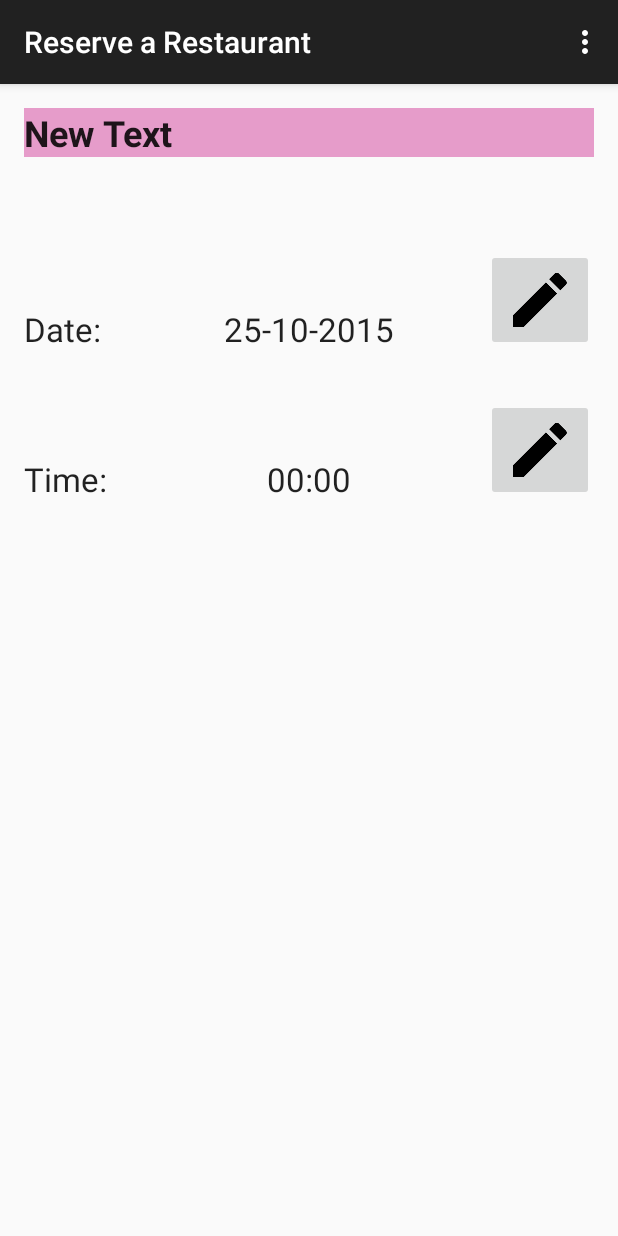
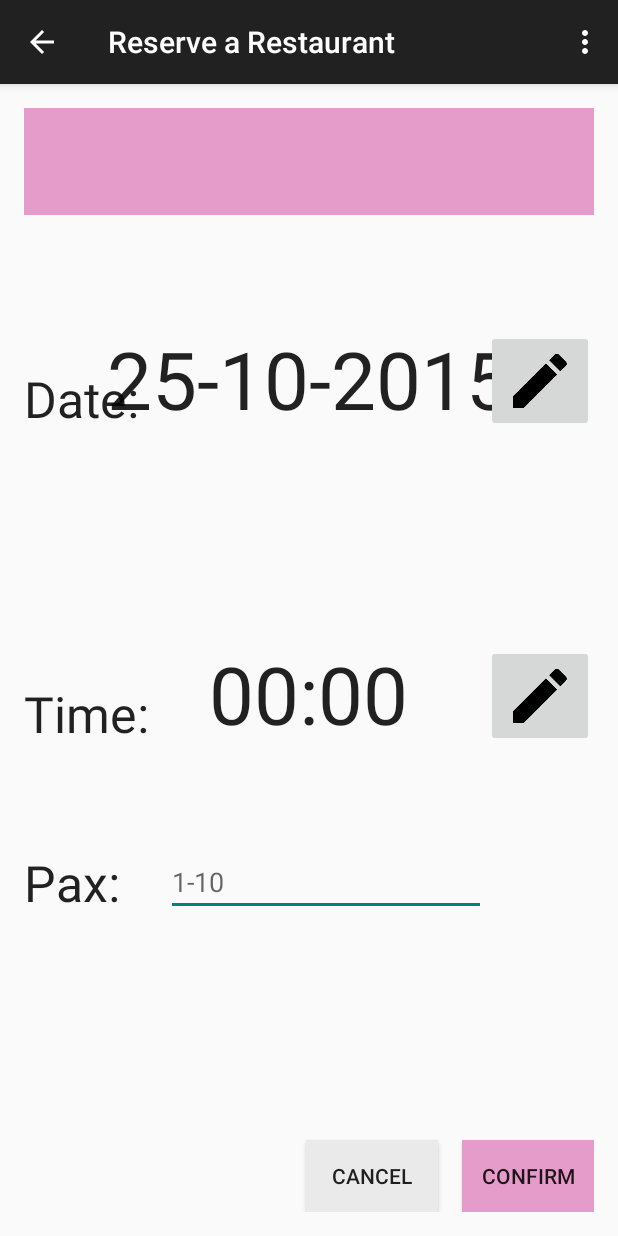
Before and after one commit to saihou/Smoove, an Android app: the ReservationsActivity screen opened directly, with no data from a screen before it, on a phone screen of 412 x 824 dp. Run offline under Robolectric (Android 15) with nearby library versions, the phone set to English and light mode, and no system bars.

Commit message:
Added logic to select date and time when reserving

```diff
--- a/Android/app/src/main/java/hackathon/money2020/smoove/ListViewRow.java
+++ b/Android/app/src/main/java/hackathon/money2020/smoove/ListViewRow.java
@@ -7,15 +7,17 @@ public class ListViewRow {
     public int icon;
     public String title;
     public String desc;
+    public String id;
 
     public ListViewRow() {
         super();
     }
 
-    public ListViewRow(int icon, String title, String desc) {
+    public ListViewRow(int icon, String title, String desc, String id) {
         super();
         this.icon = icon;
         this.title = title;
         this.desc = desc;
+        this.id = id;
     }
 }
--- a/Android/app/src/main/java/hackathon/money2020/smoove/ListViewRowAdapter.java
+++ b/Android/app/src/main/java/hackathon/money2020/smoove/ListViewRowAdapter.java
@@ -38,6 +38,7 @@ public class ListViewRowAdapter extends ArrayAdapter<ListViewRow> {
             holder.imgIcon = (ImageView)row.findViewById(R.id.imgIcon);
             holder.txtTitle = (TextView)row.findViewById(R.id.txtTitle);
             holder.txtDesc = (TextView)row.findViewById(R.id.txtDesc);
+            holder.txtId = (TextView)row.findViewById(R.id.merchantId);
 
             row.setTag(holder);
         }
@@ -50,6 +51,7 @@ public class ListViewRowAdapter extends ArrayAdapter<ListViewRow> {
         holder.txtTitle.setText(lvr.title);
         holder.imgIcon.setImageResource(lvr.icon);
         holder.txtDesc.setText(lvr.desc);
+        holder.txtId.setText(lvr.id);
 
         return row;
     }
@@ -59,5 +61,6 @@ public class ListViewRowAdapter extends ArrayAdapter<ListViewRow> {
         ImageView imgIcon;
         TextView txtTitle;
         TextView txtDesc;
+        TextView txtId;
     }
 }
--- a/Android/app/src/main/java/hackathon/money2020/smoove/ReservationsActivity.java
+++ b/Android/app/src/main/java/hackathon/money2020/smoove/ReservationsActivity.java
@@ -1,22 +1,51 @@
 package hackathon.money2020.smoove;
 
+
+import android.app.DialogFragment;
 import android.support.v7.app.AppCompatActivity;
 import android.os.Bundle;
+import android.util.Log;
 import android.view.Menu;
 import android.view.MenuItem;
+import android.view.View;
+import android.widget.Button;
+import android.widget.TextView;
 
 public class ReservationsActivity extends AppCompatActivity {
 
+    String merchantId;
+    String merchantName;
+
+    TextView restaurantName;
+    TextView date;
+    TextView time;
+    TextView pax;
+
+    Button cancel;
+    Button confirm;
     @Override
     protected void onCreate(Bundle savedInstanceState) {
         super.onCreate(savedInstanceState);
         setContentView(R.layout.activity_reservations);
+
+        merchantId = getIntent().getStringExtra("merchant_id");
+        merchantName = getIntent().getStringExtra("merchant_name");
+
+        restaurantName = (TextView) findViewById(R.id.restaurantName);
+        restaurantName.setText(merchantName);
+
+        date = (TextView) findViewById(R.id.date);
+        time = (TextView) findViewById(R.id.time);
+        pax = (TextView) findViewById(R.id.pax);
+        cancel = (Button) findViewById(R.id.btnCancel);
+        confirm = (Button) findViewById(R.id.btnConfirm);
     }
 
     @Override
     public boolean onCreateOptionsMenu(Menu menu) {
         // Inflate the menu; this adds items to the action bar if it is present.
         getMenuInflater().inflate(R.menu.menu_reservations, menu);
+        getSupportActionBar().setDisplayHomeAsUpEnabled(true);
         return true;
     }
 
@@ -31,7 +60,27 @@ public class ReservationsActivity extends AppCompatActivity {
         if (id == R.id.action_settings) {
             return true;
         }
-
+        if (id == android.R.id.home) {
+            this.finish();
+        }
         return super.onOptionsItemSelected(item);
     }
+
+    public void showTimePickerDialog(View v) {
+        DialogFragment newFragment = new TimePickerFragment();
+        newFragment.show(getFragmentManager(), "timePicker");
+    }
+
+    public void showDatePickerDialog(View v) {
+        DialogFragment newFragment = new DatePickerFragment();
+        newFragment.show(getFragmentManager(), "datePicker");
+    }
+
+    public void cancel(View v) {
+        this.finish();
+    }
+
+    public void confirmReservation(View v) {
+        Log.d("Reserve", "ABC");
+    }
 }
--- a/Android/app/src/main/java/hackathon/money2020/smoove/TimePickerFragment.java
+++ b/Android/app/src/main/java/hackathon/money2020/smoove/TimePickerFragment.java
@@ -5,6 +5,7 @@ import android.app.DialogFragment;
 import android.app.TimePickerDialog;
 import android.os.Bundle;
 import android.text.format.DateFormat;
+import android.widget.TextView;
 import android.widget.TimePicker;
 
 import java.util.Calendar;
@@ -29,5 +30,7 @@ public class TimePickerFragment extends DialogFragment
 
     public void onTimeSet(TimePicker view, int hourOfDay, int minute) {
         // Do something with the time chosen by the user
+        TextView time = (TextView) getActivity().findViewById(R.id.time);
+        time.setText(hourOfDay + ":" + minute);
     }
 }
--- a/Android/app/src/main/res/layout/activity_reservations.xml
+++ b/Android/app/src/main/res/layout/activity_reservations.xml
@@ -18,6 +18,7 @@
             android:id="@+id/restaurantName"
             android:layout_row="0"
             android:layout_column="1"
+            android:textSize="80px"
             android:textStyle="bold"
             android:textAppearance="@style/TextAppearance.AppCompat.Headline"
             android:textAlignment="center"
@@ -33,6 +34,7 @@
                 android:layout_height="wrap_content"
                 android:textAppearance="?android:attr/textAppearanceLarge"
                 android:text="Date:"
+                android:textSize="50px"
                 android:id="@+id/descDate"
                 android:layout_alignParentTop="true"
                 android:layout_alignParentLeft="true"
@@ -44,9 +46,10 @@
                 android:layout_height="wrap_content"
                 android:textAppearance="?android:attr/textAppearanceLarge"
                 android:text="25-10-2015"
+                android:textSize="80px"
                 android:id="@+id/date"
-                android:layout_centerHorizontal="true"
-                android:layout_alignTop="@+id/descDate" />
+                android:layout_alignBottom="@+id/descDate"
+                android:layout_centerHorizontal="true" />
 
             <ImageButton
                 android:layout_width="wrap_content"
@@ -55,36 +58,89 @@
                 android:src="@drawable/ic_mode_edit_black_48dp"
                 android:layout_alignBottom="@+id/date"
                 android:layout_alignParentRight="true"
-                android:layout_alignParentEnd="true" />
+                android:layout_alignParentEnd="true"
+                android:onClick="showDatePickerDialog"/>
 
             <TextView
                 android:layout_width="wrap_content"
                 android:layout_height="wrap_content"
-                android:textAppearance="?android:attr/textAppearanceLarge"
+                android:textAppearance="@android:style/TextAppearance.Large"
                 android:text="Time:"
+                android:textSize="50px"
                 android:id="@+id/descTime"
-                android:layout_alignParentTop="true"
+                android:autoText="false"
+                android:layout_centerVertical="true"
                 android:layout_alignParentLeft="true"
-                android:layout_alignParentStart="true"
-                android:layout_marginTop="200dp" />
+                android:layout_alignParentStart="true" />
 
             <TextView
                 android:layout_width="wrap_content"
                 android:layout_height="wrap_content"
                 android:textAppearance="?android:attr/textAppearanceLarge"
                 android:text="00:00"
+                android:textSize="80px"
                 android:id="@+id/time"
-                android:layout_centerHorizontal="true"
-                android:layout_alignTop="@+id/descTime" />
+                android:layout_alignBottom="@+id/descTime"
+                android:layout_centerHorizontal="true" />
 
             <ImageButton
                 android:layout_width="wrap_content"
                 android:layout_height="wrap_content"
                 android:id="@+id/btnTime"
                 android:src="@drawable/ic_mode_edit_black_48dp"
-                android:layout_alignBottom="@+id/time"
+                android:layout_alignBottom="@+id/descTime"
                 android:layout_alignParentRight="true"
-                android:layout_alignParentEnd="true" />
+                android:layout_alignParentEnd="true"
+                android:onClick="showTimePickerDialog" />
+
+            <TextView
+                android:layout_width="wrap_content"
+                android:layout_height="wrap_content"
+                android:textAppearance="@android:style/TextAppearance.Large"
+                android:text="Pax:"
+                android:textSize="50px"
+                android:id="@+id/descPax"
+                android:autoText="false"
+                android:layout_below="@+id/time"
+                android:layout_alignParentLeft="true"
+                android:layout_alignParentStart="true"
+                android:layout_marginTop="68dp" />
+
+            <EditText
+                android:layout_width="wrap_content"
+                android:layout_height="wrap_content"
+                android:inputType="number"
+                android:ems="10"
+                android:id="@+id/pax"
+                android:layout_alignBottom="@+id/descPax"
+                android:layout_toLeftOf="@+id/btnTime"
+                android:layout_toStartOf="@+id/btnTime"
+                android:hint="1-10" />
+
+            <Button
+                android:layout_width="wrap_content"
+                android:layout_height="wrap_content"
+                android:text="Confirm"
+                android:id="@+id/btnConfirm"
+                android:layout_alignParentBottom="true"
+                android:layout_alignParentRight="true"
+                android:layout_alignParentEnd="true"
+                android:background="#e69cca"
+                android:onClick="confirmReservation" />
+
+            <Button
+                android:layout_width="wrap_content"
+                android:layout_height="wrap_content"
+                android:text="Cancel"
+                android:id="@+id/btnCancel"
+                android:background="#eaeaea"
+                android:layout_alignParentBottom="true"
+                android:layout_toLeftOf="@+id/btnConfirm"
+                android:layout_toStartOf="@+id/btnConfirm"
+                android:layout_marginRight="16dp"
+                android:onClick="cancel" />
+
+
         </RelativeLayout>
     </LinearLayout>
 
```
Also changed, not shown: Android/app/src/main/java/hackathon/money2020/smoove/CallApis.java (+17 -25 lines), Android/app/src/main/java/hackathon/money2020/smoove/DatePickerFragment.java (added, +35 -0 lines), Android/app/src/main/java/hackathon/money2020/smoove/SearchActivity.java (+31 -13 lines), Android/app/src/main/java/hackathon/money2020/smoove/TabbedFragment.java (+5 -2 lines), Android/app/src/main/res/layout/list_view_item_row.xml (+7 -0 lines).
